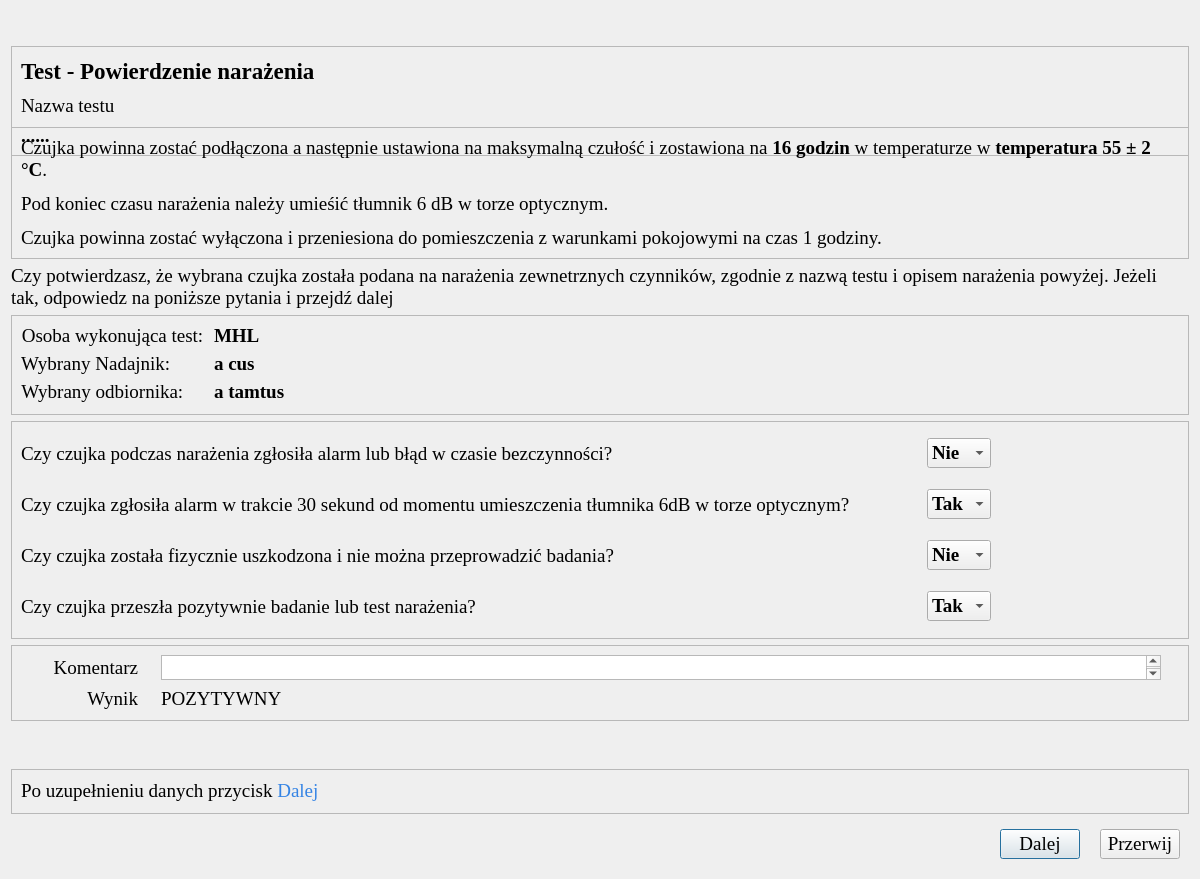
This is CzujkiLinioweApp/oknopotwierdzenienarazenia.ui in wiacekmarcin/CzujkiLiniowe as Qt 5 draws it before an edit. The edited form follows.
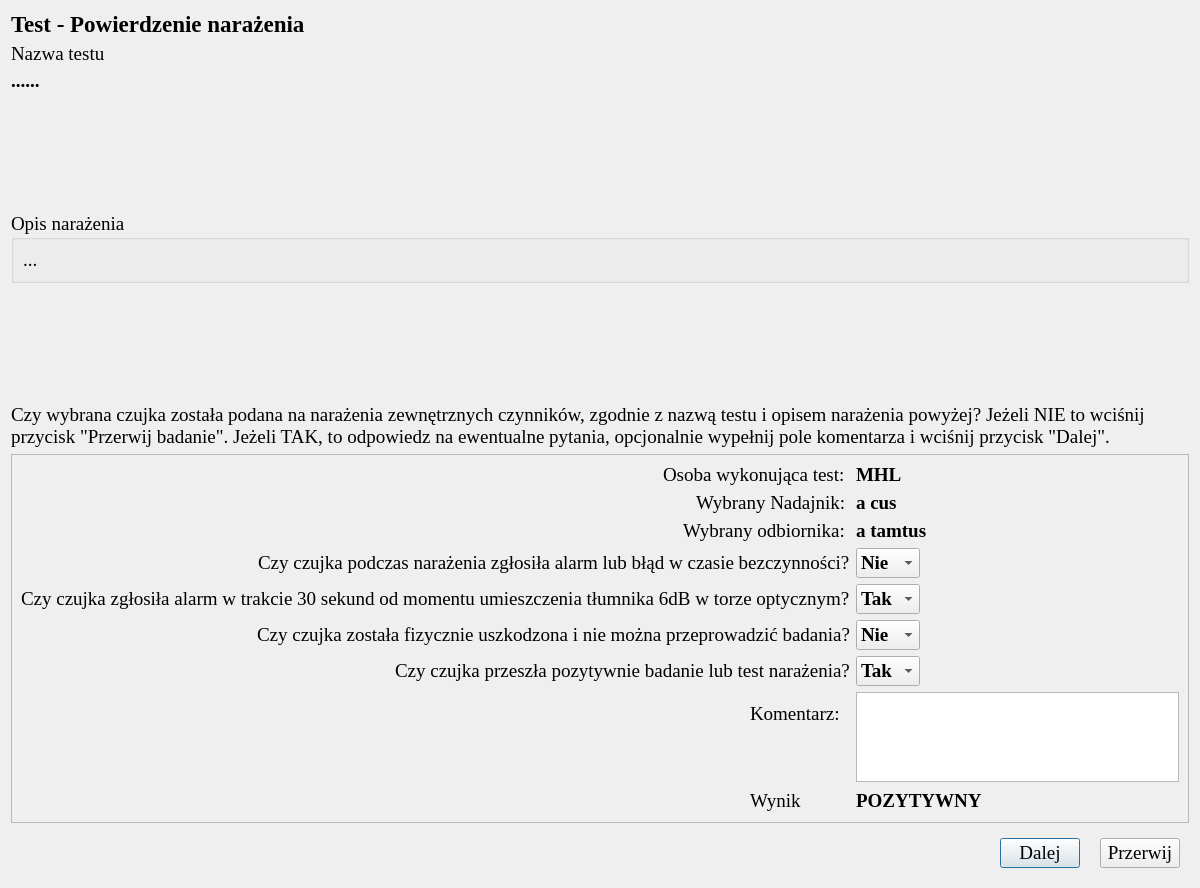
This is the edited form. Icons and pictures are not drawn.

```diff
--- a/CzujkiLinioweApp/oknopotwierdzenienarazenia.ui
+++ b/CzujkiLinioweApp/oknopotwierdzenienarazenia.ui
@@ -7,18 +7,18 @@
     <x>0</x>
     <y>0</y>
     <width>1200</width>
-    <height>879</height>
+    <height>888</height>
    </rect>
   </property>
   <property name="minimumSize">
    <size>
-    <width>500</width>
-    <height>300</height>
+    <width>0</width>
+    <height>0</height>
    </size>
   </property>
   <property name="maximumSize">
    <size>
-    <width>1600</width>
+    <width>1920</width>
     <height>1200</height>
    </size>
   </property>
@@ -31,27 +31,6 @@
   <property name="windowTitle">
    <string>Parametry Testu - potwierdzenie wykonanych czynności</string>
   </property>
-  <layout class="QVBoxLayout" name="verticalLayout_2">
-   <item>
-    <widget class="QFrame" name="frame_head">
-     <property name="minimumSize">
-      <size>
-       <width>31</width>
-       <height>110</height>
-      </size>
-     </property>
-     <property name="maximumSize">
-      <size>
-       <width>16777215</width>
-       <height>40</height>
-      </size>
-     </property>
-     <property name="frameShape">
-      <enum>QFrame::StyledPanel</enum>
-     </property>
-     <property name="frameShadow">
-      <enum>QFrame::Raised</enum>
-     </property>
      <layout class="QVBoxLayout" name="verticalLayout">
       <item>
        <widget class="QLabel" name="title">
@@ -115,28 +94,44 @@
         </property>
        </widget>
       </item>
-     </layout>
-    </widget>
+   <item>
+    <spacer name="verticalSpacer">
+     <property name="orientation">
+      <enum>Qt::Vertical</enum>
+     </property>
+     <property name="sizeHint" stdset="0">
+      <size>
+       <width>20</width>
+       <height>40</height>
+      </size>
+     </property>
+    </spacer>
    </item>
    <item>
-    <widget class="QFrame" name="fr_narazenie">
-     <property name="frameShape">
-      <enum>QFrame::StyledPanel</enum>
+    <widget class="QGroupBox" name="groupBox">
+     <property name="font">
+      <font>
+       <family>Times New Roman</family>
+       <pointsize>14</pointsize>
+      </font>
      </property>
-     <property name="frameShadow">
-      <enum>QFrame::Raised</enum>
+     <property name="styleSheet">
+      <string notr="true">border-line:2pkt</string>
      </property>
-     <layout class="QHBoxLayout" name="horizontalLayout_4">
+     <property name="title">
+      <string>Opis narażenia</string>
+     </property>
+     <property name="flat">
+      <bool>false</bool>
+     </property>
+     <property name="checkable">
+      <bool>false</bool>
+     </property>
+     <layout class="QHBoxLayout" name="horizontalLayout">
       <item>
        <widget class="QLabel" name="narazenie">
-        <property name="font">
-         <font>
-          <family>Times New Roman</family>
-          <pointsize>12</pointsize>
-         </font>
-        </property>
         <property name="text">
-         <string>&lt;html&gt;&lt;head/&gt;&lt;body&gt;&lt;p&gt;&lt;span style=&quot; font-size:14pt;&quot;&gt;Czujka powinna zostać podłączona a następnie ustawiona na maksymalną czułość i zostawiona na &lt;/span&gt;&lt;span style=&quot; font-size:14pt; font-weight:700;&quot;&gt;16 godzin&lt;/span&gt;&lt;span style=&quot; font-size:14pt;&quot;&gt; w temperaturze w &lt;/span&gt;&lt;span style=&quot; font-size:14pt; font-weight:700;&quot;&gt;temperatura 55 ± 2 °C&lt;/span&gt;&lt;span style=&quot; font-size:14pt;&quot;&gt;.&lt;/span&gt;&lt;/p&gt;&lt;p&gt;&lt;span style=&quot; font-size:14pt;&quot;&gt;Pod koniec czasu narażenia należy umieśić tłumnik 6 dB w torze optycznym. &lt;/span&gt;&lt;/p&gt;&lt;p&gt;&lt;span style=&quot; font-size:14pt;&quot;&gt;Czujka powinna zostać wyłączona i przeniesiona do pomieszczenia z warunkami pokojowymi na czas 1 godziny. &lt;/span&gt;&lt;/p&gt;&lt;/body&gt;&lt;/html&gt;</string>
+         <string>...</string>
         </property>
         <property name="wordWrap">
          <bool>true</bool>
@@ -147,7 +142,20 @@
     </widget>
    </item>
    <item>
-    <widget class="QLabel" name="label_4">
+    <spacer name="verticalSpacer_2">
+     <property name="orientation">
+      <enum>Qt::Vertical</enum>
+     </property>
+     <property name="sizeHint" stdset="0">
+      <size>
+       <width>20</width>
+       <height>40</height>
+      </size>
+     </property>
+    </spacer>
+   </item>
+   <item>
+    <widget class="QLabel" name="potwierdzenielabel">
      <property name="font">
       <font>
        <family>Times New Roman</family>
@@ -155,7 +163,7 @@
       </font>
      </property>
      <property name="text">
-      <string>Czy potwierdzasz, że wybrana czujka została podana na narażenia zewnetrznych czynników, zgodnie z nazwą testu i opisem narażenia powyżej. Jeżeli tak, odpowiedz na poniższe pytania i przejdź dalej</string>
+      <string>Czy wybrana czujka została podana na narażenia zewnętrznych czynników, zgodnie z nazwą testu i opisem narażenia powyżej? Jeżeli NIE to wciśnij przycisk &quot;Przerwij badanie&quot;. Jeżeli TAK, to odpowiedz na ewentualne pytania, opcjonalnie wypełnij pole komentarza i wciśnij przycisk &quot;Dalej&quot;.</string>
      </property>
      <property name="wordWrap">
       <bool>true</bool>
@@ -163,19 +171,7 @@
     </widget>
    </item>
    <item>
-    <widget class="QFrame" name="frame_czujka">
-     <property name="minimumSize">
-      <size>
-       <width>0</width>
-       <height>100</height>
-      </size>
-     </property>
-     <property name="maximumSize">
-      <size>
-       <width>16777215</width>
-       <height>200</height>
-      </size>
-     </property>
+    <widget class="QFrame" name="frame_3">
      <property name="frameShape">
       <enum>QFrame::StyledPanel</enum>
      </property>
@@ -183,6 +179,12 @@
       <enum>QFrame::Raised</enum>
      </property>
      <layout class="QFormLayout" name="formLayout">
+      <property name="labelAlignment">
+       <set>Qt::AlignRight|Qt::AlignTrailing|Qt::AlignVCenter</set>
+      </property>
+      <property name="formAlignment">
+       <set>Qt::AlignLeading|Qt::AlignLeft|Qt::AlignTop</set>
+      </property>
       <item row="0" column="0">
        <widget class="QLabel" name="lOsobaWykonujacaTest">
         <property name="font">
@@ -195,39 +197,7 @@
          <string>Osoba wykonująca test: </string>
         </property>
         <property name="alignment">
-         <set>Qt::AlignRight|Qt::AlignTrailing|Qt::AlignVCenter</set>
-        </property>
-       </widget>
-      </item>
-      <item row="1" column="0">
-       <widget class="QLabel" name="eTransmitter">
-        <property name="font">
-         <font>
-          <family>Times New Roman</family>
-          <pointsize>14</pointsize>
-         </font>
-        </property>
-        <property name="text">
-         <string>Wybrany Nadajnik: </string>
-        </property>
-        <property name="alignment">
-         <set>Qt::AlignRight|Qt::AlignTrailing|Qt::AlignVCenter</set>
-        </property>
-       </widget>
-      </item>
-      <item row="2" column="0">
-       <widget class="QLabel" name="eReceiver">
-        <property name="font">
-         <font>
-          <family>Times New Roman</family>
-          <pointsize>14</pointsize>
-         </font>
-        </property>
-        <property name="text">
-         <string>Wybrany odbiornika: </string>
-        </property>
-        <property name="alignment">
-         <set>Qt::AlignRight|Qt::AlignTrailing|Qt::AlignVCenter</set>
+         <set>Qt::AlignLeading|Qt::AlignLeft|Qt::AlignVCenter</set>
         </property>
        </widget>
       </item>
@@ -245,6 +215,22 @@
         </property>
        </widget>
       </item>
+      <item row="1" column="0">
+       <widget class="QLabel" name="eTransmitter">
+        <property name="font">
+         <font>
+          <family>Times New Roman</family>
+          <pointsize>14</pointsize>
+         </font>
+        </property>
+        <property name="text">
+         <string>Wybrany Nadajnik: </string>
+        </property>
+        <property name="alignment">
+         <set>Qt::AlignLeading|Qt::AlignLeft|Qt::AlignVCenter</set>
+        </property>
+       </widget>
+      </item>
       <item row="1" column="1">
        <widget class="QLabel" name="numerNadajnika">
         <property name="font">
@@ -259,6 +245,22 @@
         </property>
        </widget>
       </item>
+      <item row="2" column="0">
+       <widget class="QLabel" name="eReceiver">
+        <property name="font">
+         <font>
+          <family>Times New Roman</family>
+          <pointsize>14</pointsize>
+         </font>
+        </property>
+        <property name="text">
+         <string>Wybrany odbiornika: </string>
+        </property>
+        <property name="alignment">
+         <set>Qt::AlignLeading|Qt::AlignLeft|Qt::AlignVCenter</set>
+        </property>
+       </widget>
+      </item>
       <item row="2" column="1">
        <widget class="QLabel" name="numerReceiver">
         <property name="font">
@@ -273,38 +275,27 @@
         </property>
        </widget>
       </item>
-     </layout>
-    </widget>
-   </item>
-   <item>
-    <widget class="QFrame" name="frame_potwierdzenienarazenia">
-     <property name="minimumSize">
-      <size>
-       <width>0</width>
-       <height>60</height>
-      </size>
-     </property>
-     <property name="maximumSize">
-      <size>
-       <width>16777215</width>
-       <height>16777215</height>
-      </size>
-     </property>
-     <property name="frameShape">
-      <enum>QFrame::StyledPanel</enum>
-     </property>
-     <property name="frameShadow">
-      <enum>QFrame::Raised</enum>
-     </property>
-     <layout class="QGridLayout" name="gridLayout_2">
-      <item row="0" column="1">
+      <item row="3" column="0">
+       <widget class="QLabel" name="etAlarm">
+        <property name="font">
+         <font>
+          <family>Times New Roman</family>
+          <pointsize>14</pointsize>
+         </font>
+        </property>
+        <property name="text">
+         <string>Czy czujka podczas narażenia zgłosiła alarm lub błąd w czasie bezczynności?</string>
+        </property>
+       </widget>
+      </item>
+      <item row="3" column="1">
        <layout class="QHBoxLayout" name="horizontalLayout_5">
         <item>
          <widget class="QComboBox" name="cbAlarmYesNo">
           <property name="minimumSize">
            <size>
-            <width>0</width>
-            <height>25</height>
+            <width>60</width>
+            <height>30</height>
            </size>
           </property>
           <property name="font">
@@ -341,20 +332,8 @@
         </item>
        </layout>
       </item>
-      <item row="1" column="0">
+      <item row="4" column="0">
        <widget class="QLabel" name="etTlumnik">
-        <property name="minimumSize">
-         <size>
-          <width>900</width>
-          <height>45</height>
-         </size>
-        </property>
-        <property name="maximumSize">
-         <size>
-          <width>1500</width>
-          <height>16777215</height>
-         </size>
-        </property>
         <property name="font">
          <font>
           <family>Times New Roman</family>
@@ -364,19 +343,16 @@
         <property name="text">
          <string>Czy czujka zgłosiła alarm w trakcie 30 sekund od momentu umieszczenia tłumnika 6dB w torze optycznym?</string>
         </property>
-        <property name="wordWrap">
-         <bool>true</bool>
-        </property>
        </widget>
       </item>
-      <item row="1" column="1">
+      <item row="4" column="1">
        <layout class="QHBoxLayout" name="horizontalLayout_6">
         <item>
          <widget class="QComboBox" name="cbTlumnik">
           <property name="minimumSize">
            <size>
-            <width>0</width>
-            <height>20</height>
+            <width>60</width>
+            <height>30</height>
            </size>
           </property>
           <property name="font">
@@ -413,20 +389,8 @@
         </item>
        </layout>
       </item>
-      <item row="2" column="0">
+      <item row="5" column="0">
        <widget class="QLabel" name="etUszkodzenie">
-        <property name="minimumSize">
-         <size>
-          <width>700</width>
-          <height>45</height>
-         </size>
-        </property>
-        <property name="maximumSize">
-         <size>
-          <width>1500</width>
-          <height>16777215</height>
-         </size>
-        </property>
         <property name="font">
          <font>
           <family>Times New Roman</family>
@@ -436,15 +400,18 @@
         <property name="text">
          <string>Czy czujka została fizycznie uszkodzona i nie można przeprowadzić badania?</string>
         </property>
-        <property name="wordWrap">
-         <bool>true</bool>
-        </property>
        </widget>
       </item>
-      <item row="2" column="1">
+      <item row="5" column="1">
        <layout class="QHBoxLayout" name="horizontalLayout_61">
         <item>
          <widget class="QComboBox" name="cbUszkodzenie">
+          <property name="minimumSize">
+           <size>
+            <width>60</width>
+            <height>30</height>
+           </size>
+          </property>
           <property name="font">
            <font>
             <family>Times New Roman</family>
@@ -479,20 +446,8 @@
         </item>
        </layout>
       </item>
-      <item row="3" column="0">
+      <item row="6" column="0">
        <widget class="QLabel" name="etCzujkaOk">
-        <property name="minimumSize">
-         <size>
-          <width>700</width>
-          <height>45</height>
-         </size>
-        </property>
-        <property name="maximumSize">
-         <size>
-          <width>1500</width>
-          <height>16777215</height>
-         </size>
-        </property>
         <property name="font">
          <font>
           <family>Times New Roman</family>
@@ -504,10 +459,16 @@
         </property>
        </widget>
       </item>
-      <item row="3" column="1">
+      <item row="6" column="1">
        <layout class="QHBoxLayout" name="horizontalLayout_62">
         <item>
          <widget class="QComboBox" name="cbCzujkaOk">
+          <property name="minimumSize">
+           <size>
+            <width>60</width>
+            <height>30</height>
+           </size>
+          </property>
           <property name="font">
            <font>
             <family>Times New Roman</family>
@@ -542,48 +503,8 @@
         </item>
        </layout>
       </item>
-      <item row="0" column="0">
-       <widget class="QLabel" name="etAlarm">
-        <property name="minimumSize">
-         <size>
-          <width>700</width>
-          <height>45</height>
-         </size>
-        </property>
-        <property name="maximumSize">
-         <size>
-          <width>1500</width>
-          <height>16777215</height>
-         </size>
-        </property>
-        <property name="font">
-         <font>
-          <family>Times New Roman</family>
-          <pointsize>14</pointsize>
-         </font>
-        </property>
-        <property name="text">
-         <string>Czy czujka podczas narażenia zgłosiła alarm lub błąd w czasie bezczynności?</string>
-        </property>
-        <property name="wordWrap">
-         <bool>true</bool>
-        </property>
-       </widget>
-      </item>
-     </layout>
-    </widget>
-   </item>
-   <item>
-    <widget class="QFrame" name="frame">
-     <property name="frameShape">
-      <enum>QFrame::StyledPanel</enum>
-     </property>
-     <property name="frameShadow">
-      <enum>QFrame::Raised</enum>
-     </property>
-     <layout class="QGridLayout" name="gridLayout">
-      <item row="0" column="0">
-       <widget class="QLabel" name="label_3">
+      <item row="7" column="0">
+       <widget class="QLabel" name="etKOmentarz">
         <property name="minimumSize">
          <size>
           <width>100</width>
@@ -603,24 +524,36 @@
          </font>
         </property>
         <property name="text">
-         <string>Komentarz</string>
+         <string>Komentarz:</string>
         </property>
         <property name="alignment">
-         <set>Qt::AlignRight|Qt::AlignTrailing|Qt::AlignVCenter</set>
+         <set>Qt::AlignLeading|Qt::AlignLeft|Qt::AlignVCenter</set>
         </property>
        </widget>
       </item>
-      <item row="0" column="1">
+      <item row="7" column="1">
        <widget class="QPlainTextEdit" name="komentarz">
+        <property name="sizePolicy">
+         <sizepolicy hsizetype="Minimum" vsizetype="Minimum">
+          <horstretch>0</horstretch>
+          <verstretch>0</verstretch>
+         </sizepolicy>
+        </property>
+        <property name="minimumSize">
+         <size>
+          <width>0</width>
+          <height>30</height>
+         </size>
+        </property>
         <property name="maximumSize">
          <size>
           <width>1000</width>
-          <height>25</height>
+          <height>90</height>
          </size>
         </property>
        </widget>
       </item>
-      <item row="1" column="0">
+      <item row="8" column="0">
        <widget class="QLabel" name="etWynik">
         <property name="minimumSize">
          <size>
@@ -644,11 +577,11 @@
          <string>Wynik</string>
         </property>
         <property name="alignment">
-         <set>Qt::AlignRight|Qt::AlignTrailing|Qt::AlignVCenter</set>
+         <set>Qt::AlignLeading|Qt::AlignLeft|Qt::AlignVCenter</set>
         </property>
        </widget>
       </item>
-      <item row="1" column="1">
+      <item row="8" column="1">
        <widget class="QLabel" name="wynik_narazenia">
         <property name="minimumSize">
          <size>
@@ -659,13 +592,14 @@
         <property name="maximumSize">
          <size>
           <width>16777215</width>
-          <height>25</height>
+          <height>16777215</height>
          </size>
         </property>
         <property name="font">
          <font>
           <family>Times New Roman</family>
           <pointsize>14</pointsize>
+          <bold>true</bold>
          </font>
         </property>
         <property name="text">
@@ -676,69 +610,6 @@
      </layout>
     </widget>
    </item>
-   <item>
-    <spacer name="verticalSpacer">
-     <property name="orientation">
-      <enum>Qt::Vertical</enum>
-     </property>
-     <property name="sizeHint" stdset="0">
-      <size>
-       <width>20</width>
-       <height>40</height>
-      </size>
-     </property>
-    </spacer>
-   </item>
-   <item>
-    <widget class="QFrame" name="frame_2">
-     <property name="frameShape">
-      <enum>QFrame::StyledPanel</enum>
-     </property>
-     <property name="frameShadow">
-      <enum>QFrame::Raised</enum>
-     </property>
-     <layout class="QHBoxLayout" name="horizontalLayout_2">
-      <item>
-       <widget class="QLabel" name="infonext">
-        <property name="minimumSize">
-         <size>
-          <width>0</width>
-          <height>25</height>
-         </size>
-        </property>
-        <property name="maximumSize">
-         <size>
-          <width>16777215</width>
-          <height>25</height>
-         </size>
-        </property>
-        <property name="font">
-         <font>
-          <family>Times New Roman</family>
-          <pointsize>14</pointsize>
-         </font>
-        </property>
-        <property name="text">
-         <string>&lt;html&gt;&lt;head/&gt;&lt;body&gt;&lt;p&gt;Po uzupełnieniu danych przycisk&lt;span style=&quot; color:#3584e4;&quot;&gt; Dalej&lt;/span&gt;&lt;/p&gt;&lt;/body&gt;&lt;/html&gt;</string>
-        </property>
-       </widget>
-      </item>
-      <item>
-       <spacer name="horizontalSpacer_4">
-        <property name="orientation">
-         <enum>Qt::Horizontal</enum>
-        </property>
-        <property name="sizeHint" stdset="0">
-         <size>
-          <width>40</width>
-          <height>20</height>
-         </size>
-        </property>
-       </spacer>
-      </item>
-     </layout>
-    </widget>
-   </item>
    <item>
     <widget class="QWidget" name="widget" native="true">
      <layout class="QHBoxLayout" name="horizontalLayout_3">
```
Lines whose indentation alone changed are shown as unchanged.
